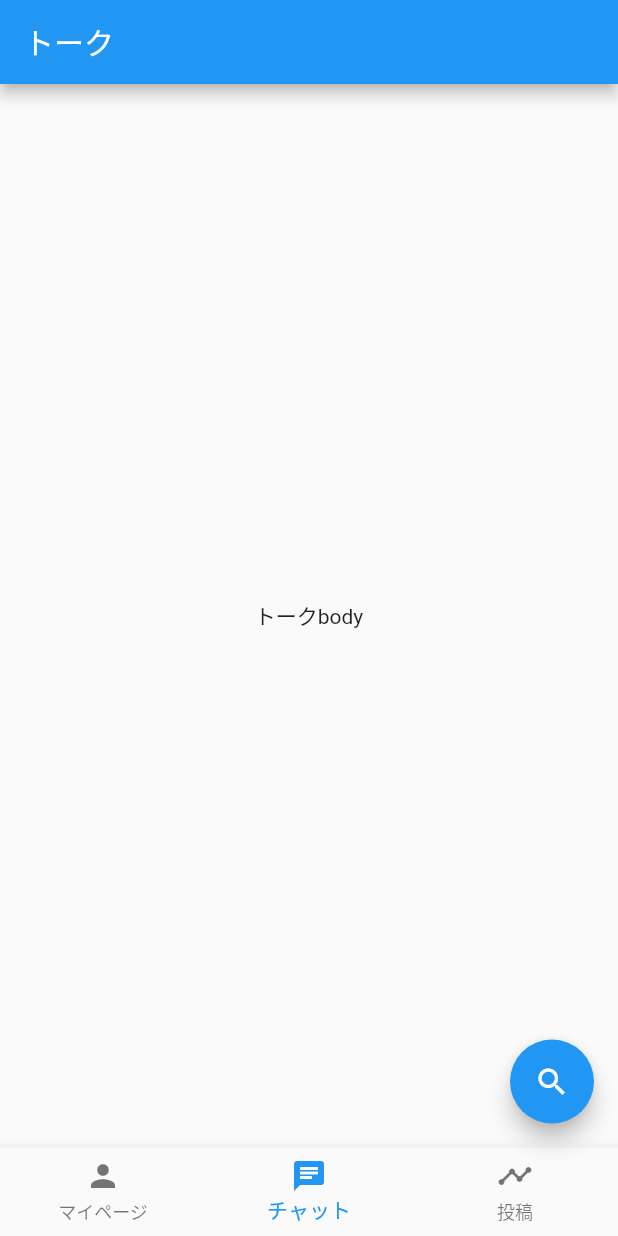
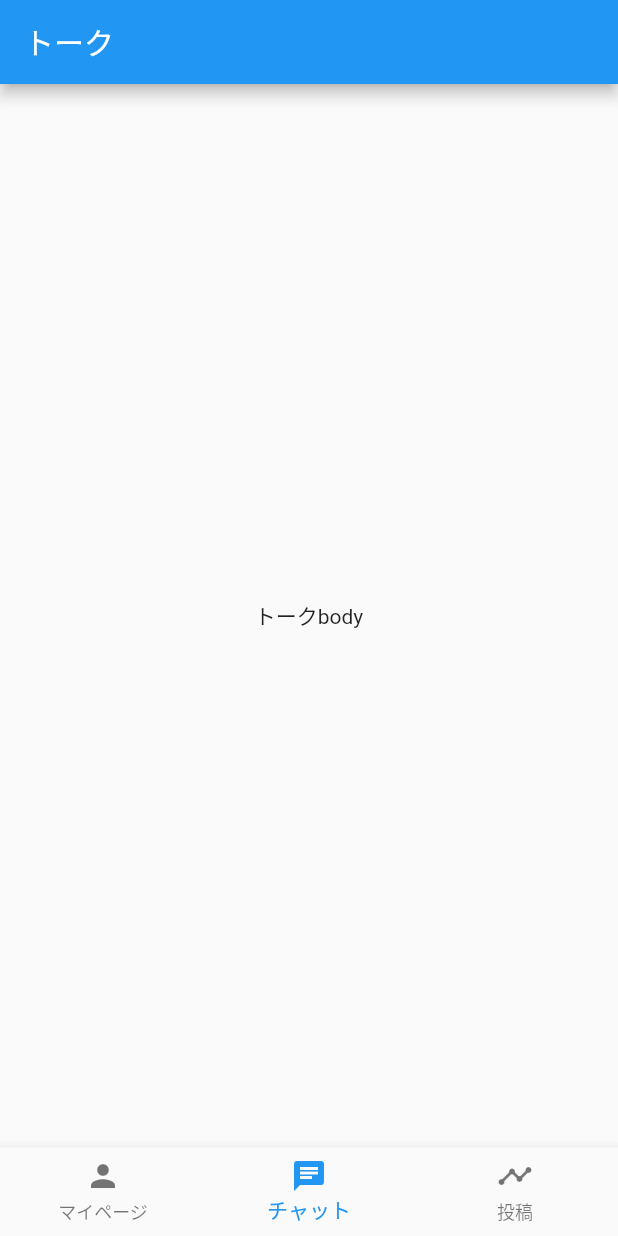
Before and after one commit to AyumuNagae/game-links-app, a Flutter app: the screen it shows after launch, item 2 of the bottom bar chosen, on a phone screen of 412 x 824 dp. Run offline on Flutter 3.47's test engine with Material 2 defaults, Android fonts, the phone set to English and light mode, and no system bars.

Commit message:
user search

```diff
--- a/lib/screens/find_users/find_users_screen.dart
+++ b/lib/screens/find_users/find_users_screen.dart
@@ -5,7 +5,7 @@ class FindUsersScreen extends StatelessWidget {
   Widget build(BuildContext context) {
     return Scaffold(
       appBar: AppBar(
-        title: const Text('ユーザーorグループ検索'),
+        title: const Text('ユーザーから探す'),
       ),
       body: const Center(child: Text('ユーザーまたはコミュニティを検索する画面')),
     );
--- a/lib/screens/home/home_screen.dart
+++ b/lib/screens/home/home_screen.dart
@@ -6,7 +6,6 @@ import 'package:game_links_app/screens/post/post_screen.dart';
 import 'package:provider/provider.dart';
 
 class HomeScreen extends StatelessWidget {
-  HomeScreen();
   final int currentIndex = 0;
 
   @override
@@ -17,19 +16,6 @@ class HomeScreen extends StatelessWidget {
         builder: (context, homeScreenModel, child) {
           return Scaffold(
             body: homeScreenBody(context),
-            floatingActionButton: FloatingActionButton(
-              onPressed: () {
-                Navigator.push(
-                  context,
-                  MaterialPageRoute<void>(
-                    builder: (context) => MyPageScreen(),
-                    fullscreenDialog: true,
-                  ),
-                );
-              },
-              tooltip: 'Find',
-              child: const Icon(Icons.search),
-            ),
             bottomNavigationBar: BottomNavigationBar(
               items: bottomNavBarItems,
               currentIndex: homeScreenModel.currentIndex,
--- a/lib/screens/home/home_screen_model.dart
+++ b/lib/screens/home/home_screen_model.dart
@@ -1,8 +1,6 @@
 import 'package:flutter/material.dart';
 
 class HomeScreenModel extends ChangeNotifier {
-  HomeScreenModel();
-
   int currentIndex = 0;
   bool isChecked = true;
 
```
Also changed, not shown: lib/screens/login/login_screen_model.dart (added, +10 -0 lines), lib/screens/my_page/my_page_screen.dart (+18 -5 lines), lib/screens/login/login_screen.dart (added).
